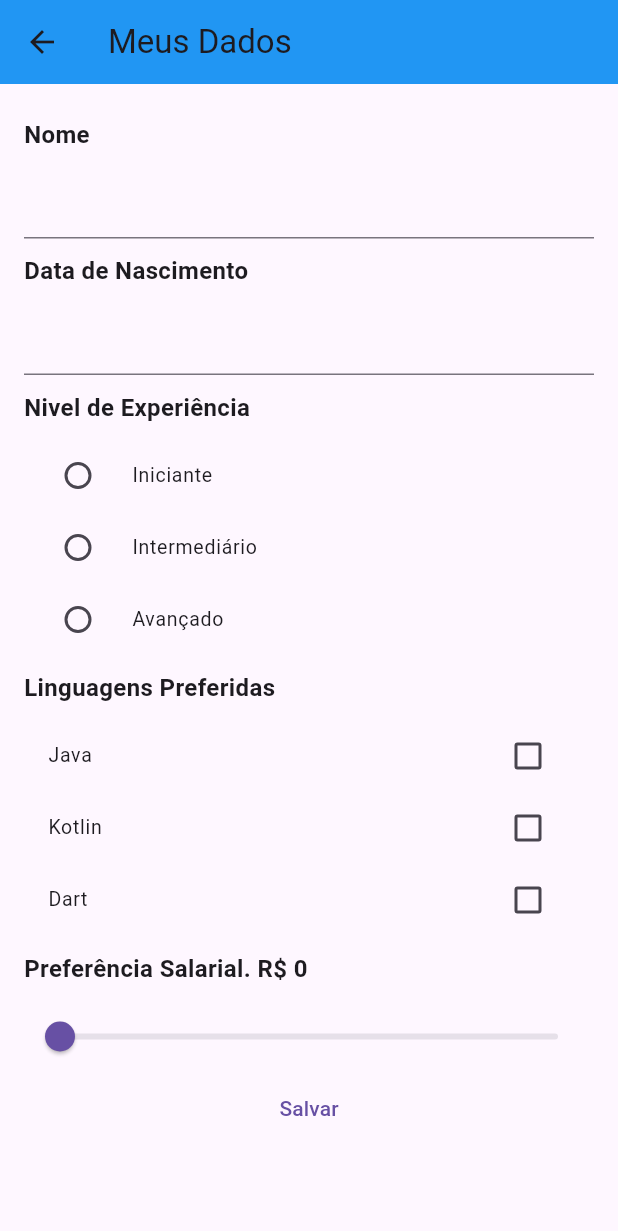
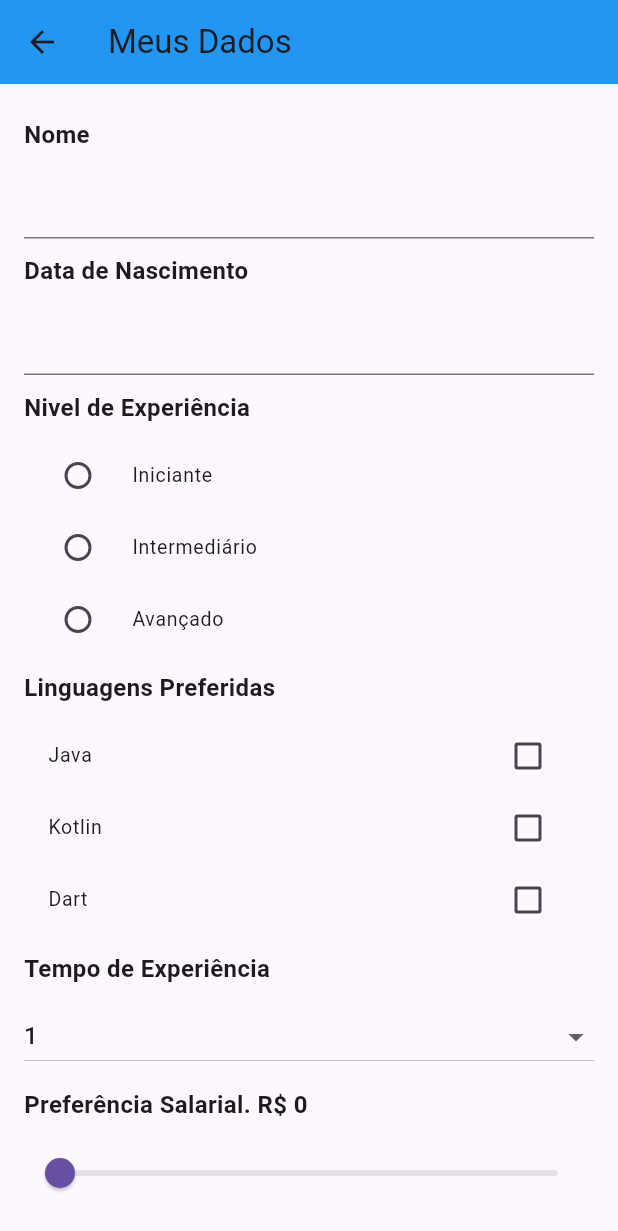
Before and after one commit to hywenklis/dart-flutter, a Flutter app: the DadosCadastraisPageMyWidget screen opened directly, on a phone screen of 412 x 824 dp. Shown: the top 1231 px of the screen. Run offline on Flutter 3.47's test engine with Material 3 defaults, Android fonts, the phone set to English and light mode, and no system bars; our stand-ins replace google_fonts; missing offline and left inert: dart:ffi; network calls fail.

Commit message:
Manipulando CircularProgressIndicator

```diff
--- a/flutter/trilhaapp/lib/pages/dados_cadastrais.dart
+++ b/flutter/trilhaapp/lib/pages/dados_cadastrais.dart
@@ -25,6 +25,8 @@ class _DadosCadastraisPageMyWidgetState
   var nivelSelecionado = "";
   var linguagemSelecionadas = [];
   double salarioEscolhido = 0;
+  int tempoExperiencia = 1;
+  bool salvando = false;
 
   @override
   void initState() {
@@ -41,7 +43,9 @@ class _DadosCadastraisPageMyWidgetState
       ),
       body: Padding(
         padding: const EdgeInsets.symmetric(vertical: 12, horizontal: 16),
-        child: ListView(
+        child: salvando
+            ? const Center(child: CircularProgressIndicator())
+            : ListView(
                 children: [
                   const TextLabelMyWidget(text: "Nome"),
                   TextField(
@@ -88,13 +92,27 @@ class _DadosCadastraisPageMyWidgetState
                             value: linguagemSelecionadas.contains(linguagem),
                             onChanged: (value) {
                               value!
-                            ? setState(
-                                () => linguagemSelecionadas.add(linguagem))
-                            : setState(
-                                () => linguagemSelecionadas.remove(linguagem));
+                                  ? setState(() =>
+                                      linguagemSelecionadas.add(linguagem))
+                                  : setState(() =>
+                                      linguagemSelecionadas.remove(linguagem));
                             }))
                         .toList(),
                   ),
+                  const TextLabelMyWidget(text: "Tempo de Experiência"),
+                  DropdownButton(
+                      value: tempoExperiencia,
+                      isExpanded: true,
+                      items: const [
+                        DropdownMenuItem(value: 1, child: Text("1")),
+                        DropdownMenuItem(value: 2, child: Text("2")),
+                        DropdownMenuItem(value: 3, child: Text("3"))
+                      ],
+                      onChanged: (value) {
+                        setState(() {
+                          tempoExperiencia = value!.toInt();
+                        });
+                      }),
                   TextLabelMyWidget(
                       text:
                           "Preferência Salarial. R\$ ${salarioEscolhido.round().toString()}"),
@@ -109,7 +127,27 @@ class _DadosCadastraisPageMyWidgetState
                       }),
                   TextButton(
                       onPressed: () {
-                  debugPrint(nomeController.text);
+                        setState(() {
+                          salvando = false;
+                        });
+
+                        debugPrint("nome=${nomeController.text}");
+                        debugPrint(
+                            "dataNascimento=${dataNascimentoController.text}");
+                        debugPrint("nivel=$nivelSelecionado");
+                        debugPrint("linguagens=$linguagemSelecionadas");
+                        debugPrint("tempoExperiencia=$tempoExperiencia");
+                        debugPrint("salario=$salarioEscolhido");
+
+                        setState(() {
+                          salvando = true;
+                        });
+
+                        Future.delayed(const Duration(seconds: 3), () {
+                          setState(() {
+                            salvando = false;
+                          });
+                        });
                       },
                       child: const Text("Salvar")),
                 ],
```
Lines whose indentation alone changed are shown as unchanged.
